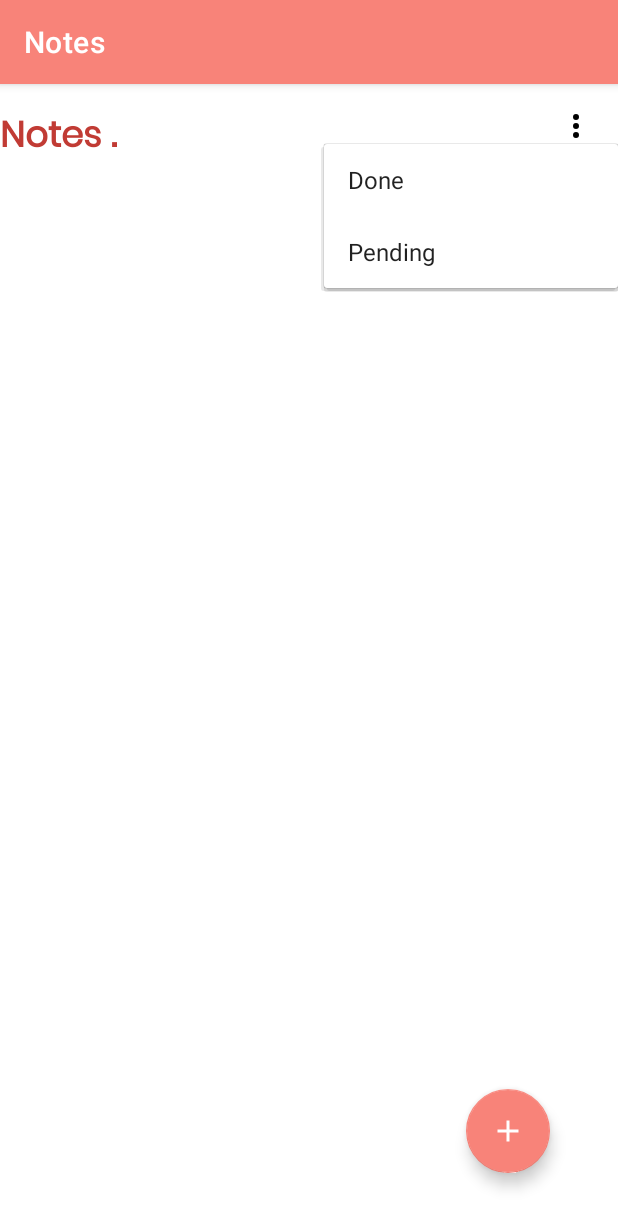
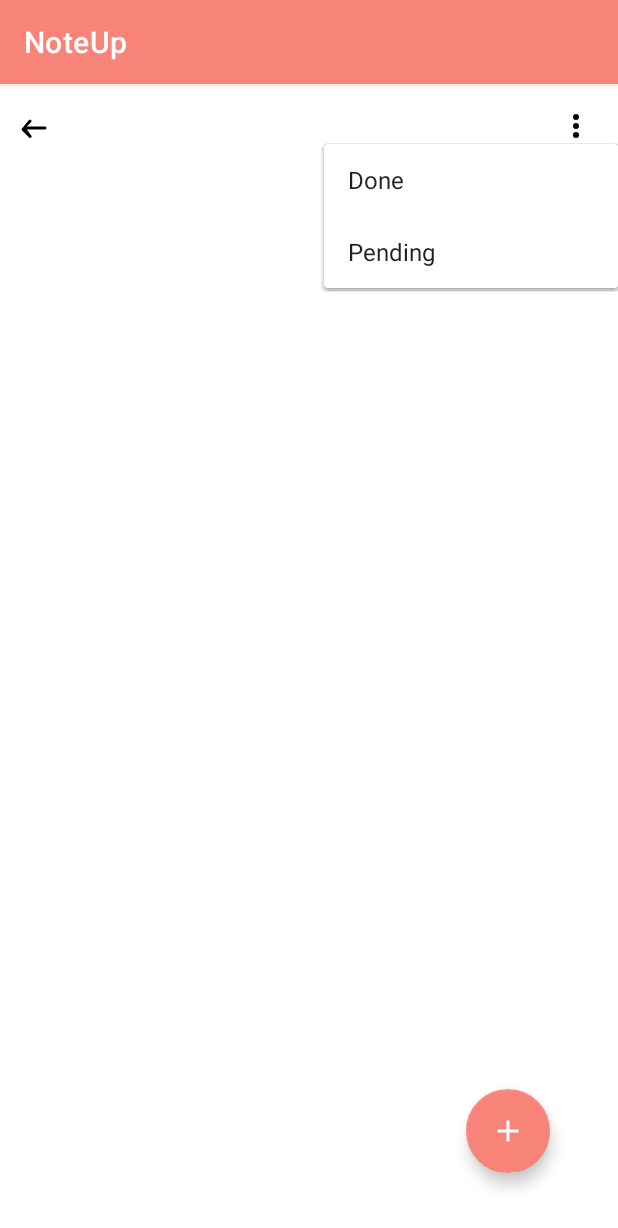
Before and after one commit to thaianh26922/AppProject, an Android app: the screen it shows after launch (MainActivity), after a tap on "Filter Options", on a phone screen of 412 x 824 dp. Shown: the top 1228 px of the screen. Run offline under Robolectric (Android 15) with nearby library versions, the phone set to English and light mode, and no system bars.

Commit message:
thêm nút back chưa sửa được báo thức

```diff
--- a/app/src/main/java/com/example/notessqlite/MainActivity.kt
+++ b/app/src/main/java/com/example/notessqlite/MainActivity.kt
@@ -4,6 +4,7 @@ import android.content.Intent
 import android.os.Bundle
 import android.view.MenuItem
 import android.view.View
+import android.widget.ImageButton
 import android.widget.PopupMenu
 import androidx.activity.enableEdgeToEdge
 import androidx.appcompat.app.AppCompatActivity
@@ -32,7 +33,10 @@ class MainActivity : AppCompatActivity() {
         }
 
         binding.filterButton.setOnClickListener { showFilterMenu(it) }
-
+        val backButton = findViewById<ImageButton>(R.id.backButton)
+        backButton.setOnClickListener {
+            onBackPressed()
+        }
     }
 
     override fun onResume(){
--- a/app/src/main/java/com/example/notessqlite/NoteDatabaseHelper.kt
+++ b/app/src/main/java/com/example/notessqlite/NoteDatabaseHelper.kt
@@ -1,9 +1,14 @@
 package com.example.notessqlite
 
+import android.R
 import android.content.ContentValues
 import android.content.Context
 import android.database.sqlite.SQLiteDatabase
 import android.database.sqlite.SQLiteOpenHelper
+import android.os.Bundle
+import android.view.View
+import android.widget.ImageButton
+
 
 class NoteDatabaseHelper(context: Context) : SQLiteOpenHelper(context, DATABASE_NAME, null, DATABASE_VERSION) {
 
@@ -42,7 +47,7 @@ class NoteDatabaseHelper(context: Context) : SQLiteOpenHelper(context, DATABASE_
     fun getAllNotes(): List<Note> {
         val notesList = mutableListOf<Note>()
         val db = readableDatabase
-        val query = "SELECT * FROM $TABLE_NAME"
+        val query = "SELECT * FROM $TABLE_NAME ORDER BY $COLUMN_ID DESC"
         val cursor = db.rawQuery(query, null)
         while (cursor.moveToNext()) {
             val id = cursor.getInt(cursor.getColumnIndexOrThrow(COLUMN_ID))
@@ -160,4 +165,7 @@ class NoteDatabaseHelper(context: Context) : SQLiteOpenHelper(context, DATABASE_
         return note
     }
 
+
+
+
 }
--- a/app/src/main/java/com/example/notessqlite/NotesAdapter.kt
+++ b/app/src/main/java/com/example/notessqlite/NotesAdapter.kt
@@ -82,6 +82,7 @@ class NotesAdapter(private var notes: List<Note>, private val context: Context)
         }
     }
 
+
     // Updates the data and refreshes the RecyclerView
     fun refreshData(newNotes: List<Note>) {
         notes = newNotes
--- /dev/null
+++ b/app/src/main/res/drawable/baseline_arrow_back_24.xml
@@ -0,0 +1,12 @@
+<vector xmlns:android="http://schemas.android.com/apk/res/android"
+    android:height="24dp"
+    android:tint="#000000"
+    android:viewportHeight="24"
+    android:viewportWidth="24"
+    android:width="24dp">
+
+    <path
+        android:fillColor="#FF000000"
+        android:pathData="M20,11H7.83l2.88,-2.88c0.39,-0.39 0.39,-1.02 0,-1.41 -0.39,-0.39 -1.02,-0.39 -1.41,0L4.7,12.3c-0.39,0.39 -0.39,1.02 0,1.41l4.7,4.7c0.39,0.39 1.02,0.39 1.41,0 0.39,-0.39 0.39,-1.02 0,-1.41L7.83,13H20c0.55,0 1,-0.45 1,-1s-0.45,-1 -1,-1z" />
+
+</vector>
--- a/app/src/main/res/layout/activity_main.xml
+++ b/app/src/main/res/layout/activity_main.xml
@@ -9,17 +9,6 @@
     android:background="@color/white"
 
     >
-    <TextView
-        android:id="@+id/addNoteHeading"
-        android:layout_width="wrap_content"
-        android:layout_height="wrap_content"
-        android:layout_alignParentTop="true"
-        android:layout_marginTop="16dp"
-        android:fontFamily="@font/poppins"
-        android:text="Notes ."
-        android:textStyle="bold"
-        android:textColor="@color/red"
-        android:textSize="24sp" />
 
     <androidx.recyclerview.widget.RecyclerView
         android:id="@+id/notesRecyclerView"
@@ -42,6 +31,21 @@
         android:backgroundTint="@color/pink"
         android:src="@drawable/baseline_add_24"
         app:tint="@color/white" />
+
+    <ImageButton
+        android:id="@+id/backButton"
+        android:layout_width="wrap_content"
+        android:layout_height="wrap_content"
+        android:layout_alignParentStart="true"
+        android:layout_alignParentTop="true"
+        android:layout_marginStart="9dp"
+        android:layout_marginTop="17dp"
+        android:layout_marginEnd="338dp"
+        android:layout_toStartOf="@+id/filterButton"
+        android:background="?attr/selectableItemBackgroundBorderless"
+        android:contentDescription="@string/back_button"
+        android:src="@drawable/baseline_arrow_back_24" />
+
     <ImageButton
         android:id="@+id/filterButton"
         android:layout_width="wrap_content"
--- a/app/src/main/res/values/strings.xml
+++ b/app/src/main/res/values/strings.xml
@@ -1,6 +1,7 @@
 <resources>
-    <string name="app_name">Notes</string>
+    <string name="app_name">NoteUp</string>
     <!-- TODO: Remove or change this placeholder text -->
     <string name="hello_blank_fragment">Hello blank fragment</string>
     <string name="filter_options">Filter Options</string>
+    <string name="back_button">backButton</string>
 </resources>
```
Also changed, not shown: app/src/main/java/com/example/notessqlite/AddNoteActivity.kt (+7 -0 lines), app/src/main/java/com/example/notessqlite/AlarmReceiver.java (+17 -10 lines), app/src/main/res/layout/activity_add_note.xml (+14 -0 lines), 2 other files.
